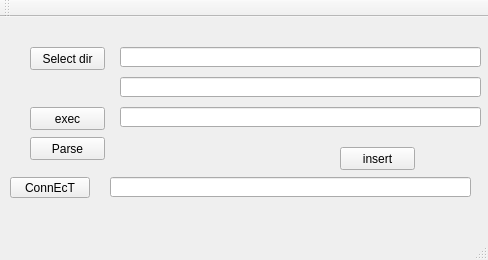
boomer-24/FillingDB, file mainwindow.ui: the form before one commit.
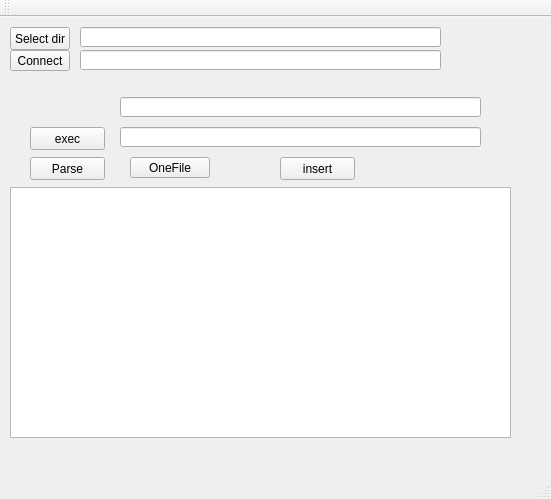
The form after the commit.

What changed in the file:
```diff
--- a/mainwindow.ui
+++ b/mainwindow.ui
@@ -6,8 +6,8 @@
    <rect>
     <x>0</x>
     <y>0</y>
-    <width>488</width>
-    <height>260</height>
+    <width>551</width>
+    <height>499</height>
    </rect>
   </property>
   <property name="windowTitle">
@@ -17,9 +17,9 @@
    <widget class="QPushButton" name="pb_SelectDir">
     <property name="geometry">
      <rect>
-      <x>30</x>
-      <y>30</y>
-      <width>75</width>
+      <x>10</x>
+      <y>10</y>
+      <width>60</width>
       <height>23</height>
      </rect>
     </property>
@@ -31,7 +31,7 @@
     <property name="geometry">
      <rect>
       <x>30</x>
-      <y>120</y>
+      <y>140</y>
       <width>75</width>
       <height>23</height>
      </rect>
@@ -43,8 +43,8 @@
    <widget class="QLineEdit" name="lineEdi_dir">
     <property name="geometry">
      <rect>
-      <x>120</x>
-      <y>30</y>
+      <x>80</x>
+      <y>10</y>
       <width>361</width>
       <height>20</height>
      </rect>
@@ -54,7 +54,7 @@
     <property name="geometry">
      <rect>
       <x>120</x>
-      <y>60</y>
+      <y>80</y>
       <width>361</width>
       <height>20</height>
      </rect>
@@ -64,7 +64,7 @@
     <property name="geometry">
      <rect>
       <x>120</x>
-      <y>90</y>
+      <y>110</y>
       <width>361</width>
       <height>20</height>
      </rect>
@@ -74,7 +74,7 @@
     <property name="geometry">
      <rect>
       <x>30</x>
-      <y>90</y>
+      <y>110</y>
       <width>75</width>
       <height>23</height>
      </rect>
@@ -86,8 +86,8 @@
    <widget class="QPushButton" name="pb_imsNameInsert">
     <property name="geometry">
      <rect>
-      <x>340</x>
-      <y>130</y>
+      <x>280</x>
+      <y>140</y>
       <width>75</width>
       <height>23</height>
      </rect>
@@ -100,25 +100,48 @@
     <property name="geometry">
      <rect>
       <x>10</x>
-      <y>160</y>
-      <width>80</width>
+      <y>33</y>
+      <width>60</width>
       <height>21</height>
      </rect>
     </property>
     <property name="text">
-     <string>ConnEcT</string>
+     <string>Connect</string>
     </property>
    </widget>
    <widget class="QLineEdit" name="lineEdit_ipPath">
     <property name="geometry">
      <rect>
-      <x>110</x>
-      <y>160</y>
+      <x>80</x>
+      <y>33</y>
       <width>361</width>
       <height>20</height>
      </rect>
     </property>
    </widget>
+   <widget class="QPushButton" name="pushButton_ParseOneFile">
+    <property name="geometry">
+     <rect>
+      <x>130</x>
+      <y>140</y>
+      <width>80</width>
+      <height>21</height>
+     </rect>
+    </property>
+    <property name="text">
+     <string>OneFile</string>
+    </property>
+   </widget>
+   <widget class="QTextBrowser" name="textBrowser">
+    <property name="geometry">
+     <rect>
+      <x>10</x>
+      <y>170</y>
+      <width>501</width>
+      <height>251</height>
+     </rect>
+    </property>
+   </widget>
   </widget>
   <widget class="QMenuBar" name="menuBar">
    <property name="geometry">
```
Left out of the diff: 2 changed lines with no effect on the pictures.
